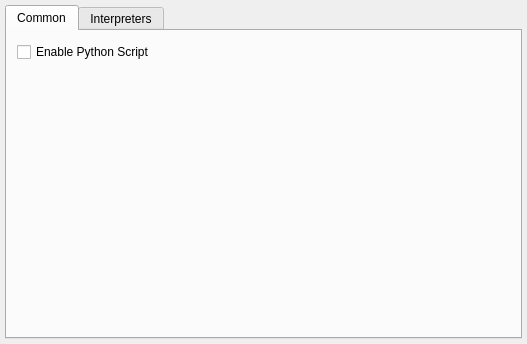
Above: src/server/gui/dialogs/settings/server_widgetsettingsscript.ui from serhmarch/ModbusTools before the change. Below: the same form after it.
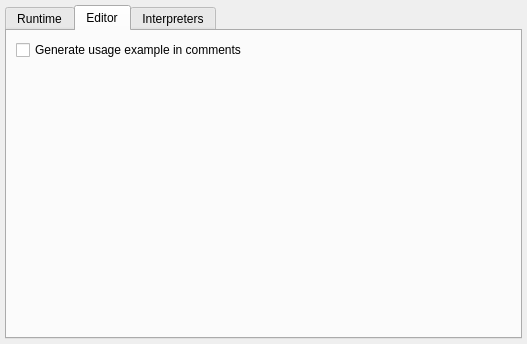
That is the form after the change. The open tabs and pages were chosen to show the change.

```diff
--- a/src/server/gui/dialogs/settings/server_widgetsettingsscript.ui
+++ b/src/server/gui/dialogs/settings/server_widgetsettingsscript.ui
@@ -36,7 +36,7 @@
      </property>
      <widget class="QWidget" name="tabCommon">
       <attribute name="title">
-       <string>Common</string>
+       <string>Runtime</string>
       </attribute>
       <widget class="QCheckBox" name="chbScriptEnable">
        <property name="geometry">
@@ -52,6 +52,33 @@
        </property>
       </widget>
      </widget>
+     <widget class="QWidget" name="tabEditor">
+      <attribute name="title">
+       <string>Editor</string>
+      </attribute>
+      <layout class="QVBoxLayout" name="verticalLayout_4">
+       <item>
+        <widget class="QCheckBox" name="chbGenerateComment">
+         <property name="text">
+          <string>Generate usage example in comments</string>
+         </property>
+        </widget>
+       </item>
+       <item>
+        <spacer name="verticalSpacer_2">
+         <property name="orientation">
+          <enum>Qt::Vertical</enum>
+         </property>
+         <property name="sizeHint" stdset="0">
+          <size>
+           <width>20</width>
+           <height>40</height>
+          </size>
+         </property>
+        </spacer>
+       </item>
+      </layout>
+     </widget>
      <widget class="QWidget" name="tabInterpreters">
       <attribute name="title">
        <string>Interpreters</string>
```
Left out of the diff: 2 changed lines with no effect on the pictures.
